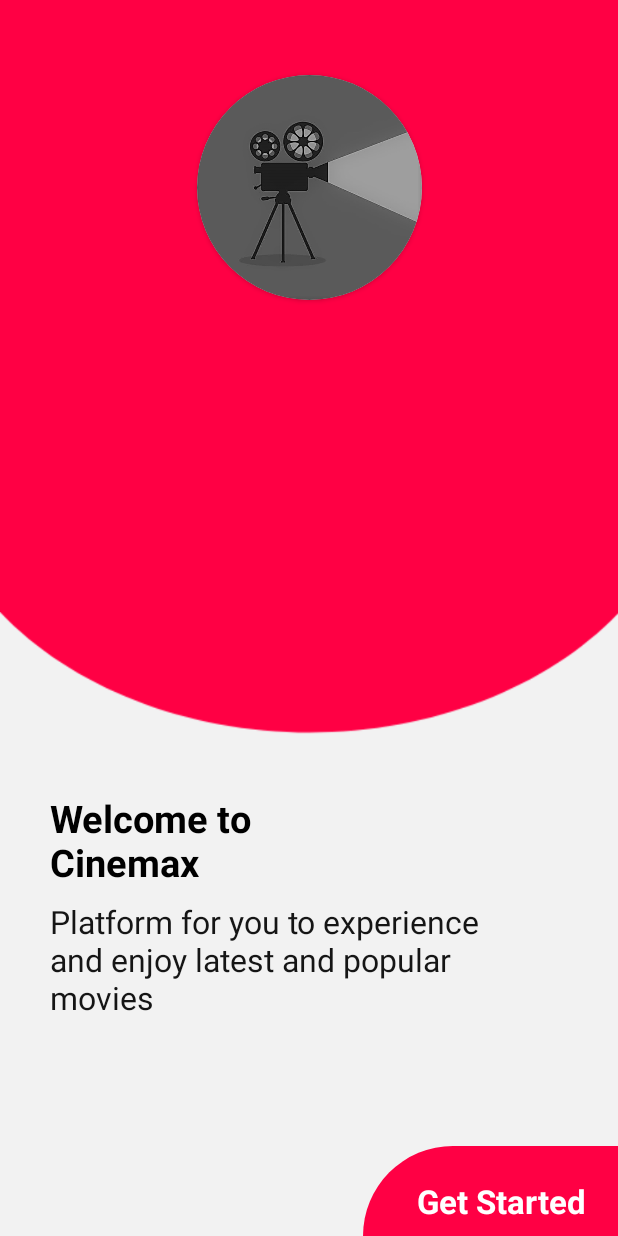
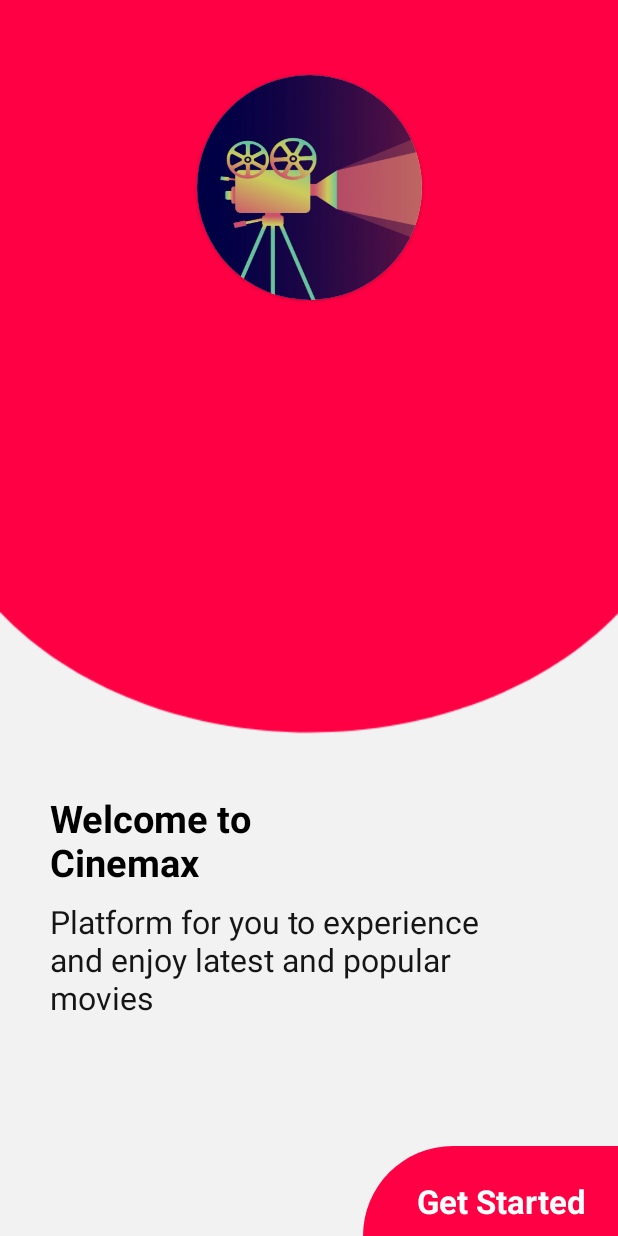
Before and after one commit to AKANYIJUKADANSON/Cinemax, an Android app: the Welcome screen opened directly, with no data from a screen before it, on a phone screen of 412 x 824 dp. Run offline under Robolectric (Android 15) with nearby library versions, the phone set to English and light mode, and no system bars; our stand-ins replace data binding.

```diff
--- a/app/src/main/java/com/example/cinemax/ui/Splash.kt
+++ b/app/src/main/java/com/example/cinemax/ui/Splash.kt
@@ -14,7 +14,7 @@ class Splash : AppCompatActivity() {
 
         Handler().postDelayed(
             {startActivity(Intent(this, Welcome::class.java))},
-            4000
+            5000
         )
         finish()
 
--- a/app/src/main/res/layout/activity_splash.xml
+++ b/app/src/main/res/layout/activity_splash.xml
@@ -21,7 +21,8 @@
             android:id="@+id/imageView2"
             android:layout_width="200dp"
             android:layout_height="200dp"
-            app:srcCompat="@drawable/splashbga"
+            android:scaleType="fitXY"
+            app:srcCompat="@drawable/splashbg"
             tools:layout_editor_absoluteX="60dp"
             tools:layout_editor_absoluteY="126dp" />
     </androidx.cardview.widget.CardView>
--- a/app/src/main/res/layout/activity_welcome.xml
+++ b/app/src/main/res/layout/activity_welcome.xml
@@ -24,7 +24,8 @@
                 android:id="@+id/imageView2"
                 android:layout_width="150dp"
                 android:layout_height="150dp"
-                app:srcCompat="@drawable/splashbga"
+                android:scaleType="fitXY"
+                app:srcCompat="@drawable/splashbg"
                 tools:layout_editor_absoluteX="60dp"
                 tools:layout_editor_absoluteY="126dp" />
         </androidx.cardview.widget.CardView>
```
Also changed, not shown: app/src/main/res/drawable/splashbga.png (deleted), 2 other files.
